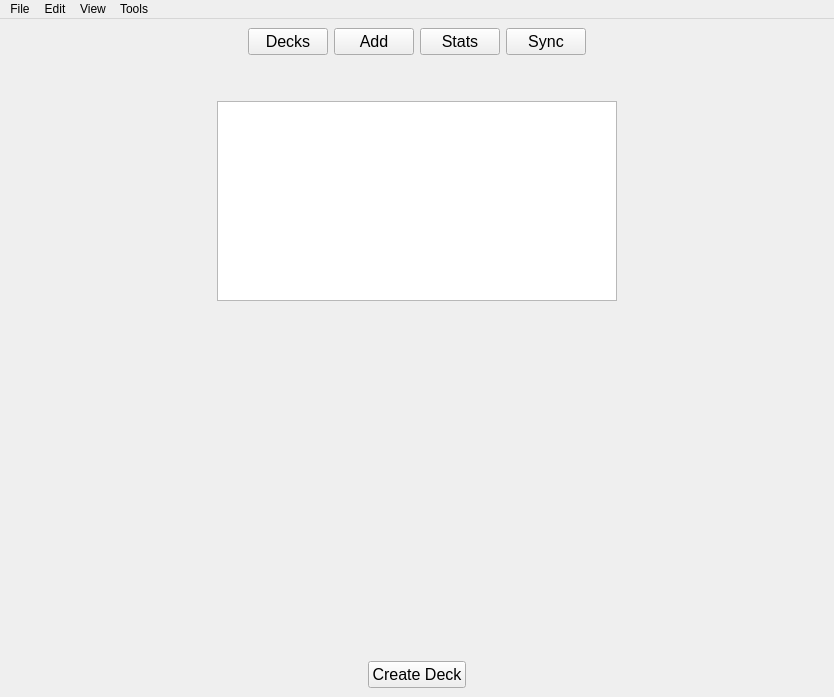
Above: Development/Source_Code/mainwindow.ui from TheSizzlingDefense/IA_Project before the change. Below: the same form after it.
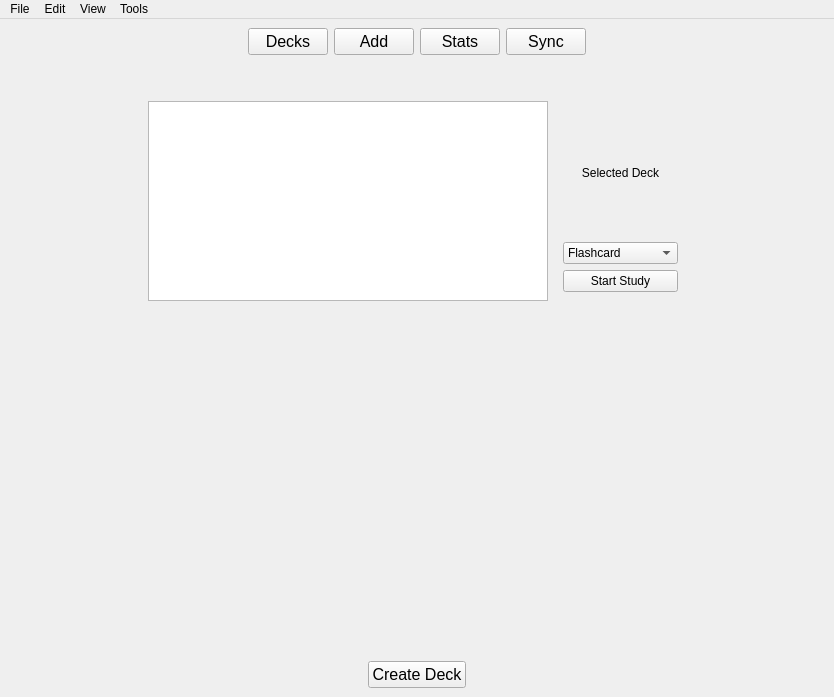
That is the form after the change.

Commit message: added the ability to use different study methods

Diff of the .ui file:
```diff
--- a/Development/Source_Code/mainwindow.ui
+++ b/Development/Source_Code/mainwindow.ui
@@ -161,6 +161,51 @@
         </property>
        </widget>
       </item>
+    <item>
+     <widget class="QWidget" name="modePanel">
+      <property name="visible">
+       <bool>false</bool>
+      </property>
+      <layout class="QVBoxLayout" name="modePanelLayout">
+       <item>
+        <widget class="QLabel" name="selectedDeckLabel">
+         <property name="text">
+        <string>Selected Deck</string>
+         </property>
+         <property name="alignment">
+        <set>Qt::AlignCenter</set>
+         </property>
+        </widget>
+       </item>
+       <item>
+        <widget class="QComboBox" name="studyModeComboBox">
+         <item>
+        <property name="text">
+         <string>Flashcard</string>
+        </property>
+         </item>
+         <item>
+        <property name="text">
+         <string>Multiple Choice</string>
+        </property>
+         </item>
+        </widget>
+       </item>
+       <item>
+        <layout class="QHBoxLayout" name="modeButtonsLayout">
+         <item>
+        <widget class="QPushButton" name="startStudyButton">
+         <property name="text">
+          <string>Start Study</string>
+         </property>
+        </widget>
+         </item>
+           <!-- backToDeckButton removed; top 'Decks' button will be used instead -->
+        </layout>
+       </item>
+      </layout>
+     </widget>
+    </item>
       <item>
        <spacer name="horizontal_spacer_middle_right">
         <property name="orientation">
```
The commit also changes 8 other files.
